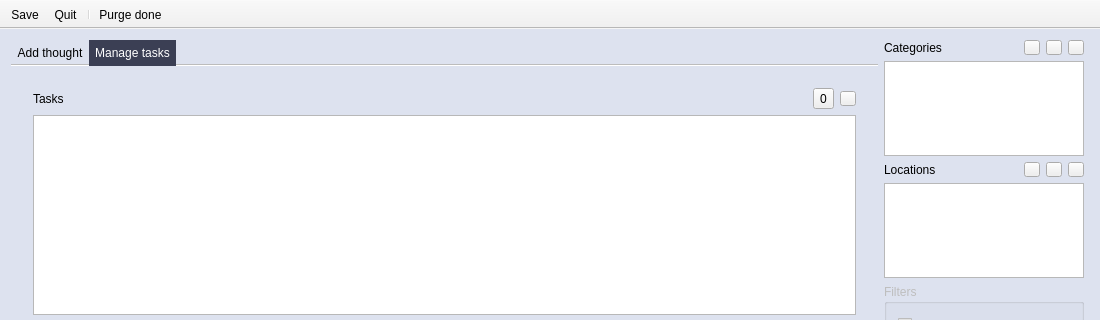
Above: MainWindow.ui from hheld/JustDoIt before the change; both pictures show x 0 to 1100 and y 0 to 320 of the 1100 by 680 pixel window. Below: the same form after it.
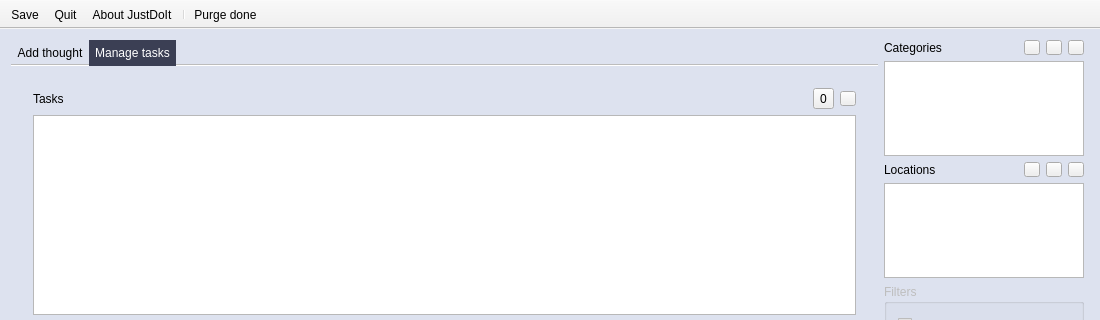
That is the form after the change. Icons and pictures are not drawn. Custom widgets are drawn as their Qt base class.

Commit message: Added brief about dialog.

```diff
--- a/MainWindow.ui
+++ b/MainWindow.ui
@@ -1001,6 +1001,7 @@
    </attribute>
    <addaction name="actionSave"/>
    <addaction name="actionQuit"/>
+   <addaction name="actionAbout_JustDoIt"/>
    <addaction name="separator"/>
    <addaction name="actionPurge"/>
   </widget>
@@ -1033,6 +1034,14 @@
     <string>Delete all done tasks</string>
    </property>
   </action>
+  <action name="actionAbout_JustDoIt">
+   <property name="text">
+    <string>About JustDoIt</string>
+   </property>
+   <property name="toolTip">
+    <string>Info about JustDoIt</string>
+   </property>
+  </action>
  </widget>
  <layoutdefault spacing="6" margin="11"/>
  <customwidgets>
```
The commit also changes 2 other files.
